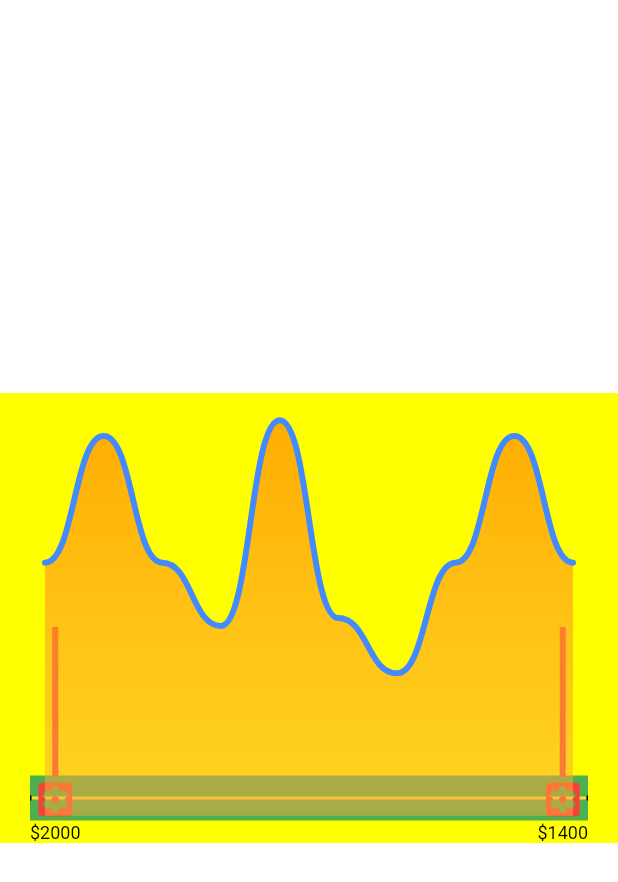
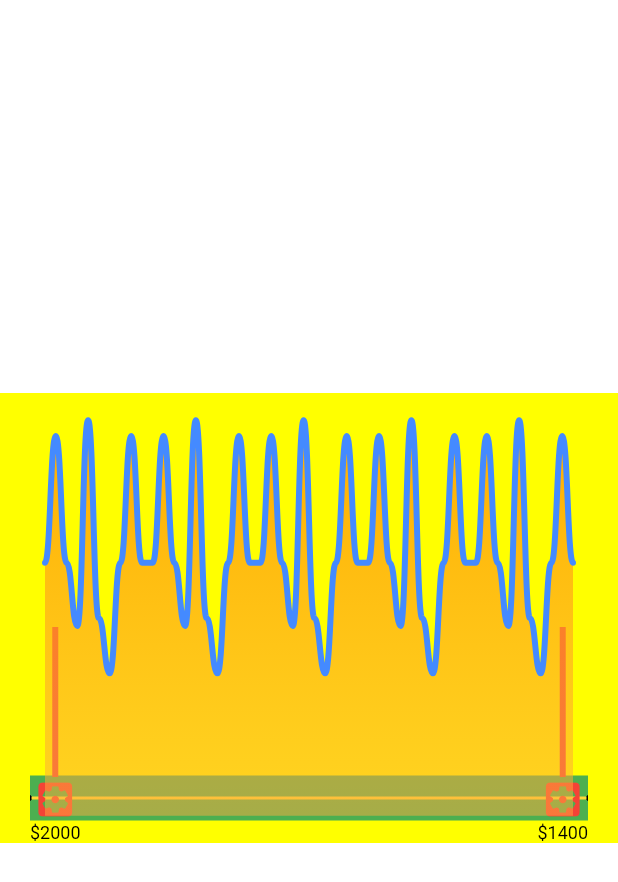
Before and after one commit to bladeofgod/mock_airbnb_price_picker, a Flutter app: the screen it shows after launch, after a tap on "combine demo", on a phone screen of 412 x 824 dp. Shown: the top 882 px of the screen. Run offline on Flutter 3.47's test engine with Material 2 defaults, Android fonts, the phone set to English and light mode, and no system bars.

Commit message:
all done

```diff
--- a/lib/combine_demo/own_demo/airbnb_price_picker.dart
+++ b/lib/combine_demo/own_demo/airbnb_price_picker.dart
@@ -61,6 +61,8 @@ class AirbnbPricePickerState extends State<AirbnbPricePicker> {
         Colors.orange.withOpacity(0.8),
         Colors.orangeAccent.withOpacity(0.5)
       ],
+      leftValue: 0.35,
+      rightValue: 0.55,
     );
 
     return Container(
--- a/lib/combine_demo/own_demo/painter/curve_line_chart_painter.dart
+++ b/lib/combine_demo/own_demo/painter/curve_line_chart_painter.dart
@@ -118,6 +118,7 @@ class CurveLineChartPainter extends BasePainter{
       double endExtr = list[i].length * (rightValue);//右侧取值用ratio进行缩小
       var extractPath =
       list[i].extractPath(startExtr, endExtr , startWithMoveTo: true);
+      //extractPath.getBounds()
       linePath.addPath(extractPath, Offset(0, 0));
       shadowPath = extractPath;
     }
--- a/lib/combine_page.dart
+++ b/lib/combine_page.dart
@@ -6,6 +6,7 @@
 
 import 'package:flutter/material.dart';
 import 'package:flutter_slider_demo/combine_demo/own_demo/price_slider/price_slier_widget.dart';
+import 'package:flutter_slider_demo/fake_data.dart';
 
 import 'combine_demo/own_demo/airbnb_price_picker.dart';
 import 'combine_demo/own_demo/curve_chart_line.dart';
@@ -22,18 +23,18 @@ class CombinePage extends StatefulWidget{
 
 class CombinePageState extends State<CombinePage> {
 
-  var dataList = [
-    ChartBean(x: "\$2000", y: 32),
-    ChartBean(x: "\$1100", y: 48),
-    ChartBean(x: "\$1400", y: 32),
-    ChartBean(x: "\$500", y: 24),
-    ChartBean(x: "\$800", y: 50),
-    ChartBean(x: "\$1800", y: 25),
-    ChartBean(x: "\$1200", y: 18),
-    ChartBean(x: "\$2000", y: 32),
-    ChartBean(x: "\$1100", y: 48),
-    ChartBean(x: "\$1400", y: 32),
-  ];
+//  var dataList = [
+//    ChartBean(x: "\$2000", y: 32),
+//    ChartBean(x: "\$1100", y: 48),
+//    ChartBean(x: "\$1400", y: 32),
+//    ChartBean(x: "\$500", y: 24),
+//    ChartBean(x: "\$800", y: 50),
+//    ChartBean(x: "\$1800", y: 25),
+//    ChartBean(x: "\$1200", y: 18),
+//    ChartBean(x: "\$2000", y: 32),
+//    ChartBean(x: "\$1100", y: 48),
+//    ChartBean(x: "\$1400", y: 32),
+//  ];
 
   //默认左右截取位置
   double leftValue =0,
@@ -41,7 +42,7 @@ class CombinePageState extends State<CombinePage> {
 
   @override
   Widget build(BuildContext context) {
-
+    //dataList = FakeData.listLong;
     return Material(
       child: Container(
         color: Colors.white,
@@ -49,11 +50,11 @@ class CombinePageState extends State<CombinePage> {
           alignment: AlignmentDirectional.center,
           children: <Widget>[
             PriceSliderWidget(
-              list:dataList ,
+              list:FakeData.listLong ,
               rootHeight: 300,
               leftSlidListener: (isDragging,leftIndex){
                 ///left
-                leftValue = leftIndex/ dataList.length;
+                leftValue = leftIndex/ FakeData.listLong.length;
                 print("left index : $leftIndex ___ ratio : $leftValue");
                 setState(() {
 
@@ -61,7 +62,7 @@ class CombinePageState extends State<CombinePage> {
               },
               rightSlidListener: (isDragging,rightIndex){
                 ///right
-                rightValue = (dataList.length - rightIndex) / dataList.length;
+                rightValue = (FakeData.listLong.length - rightIndex) / FakeData.listLong.length;
                 print("right index : $rightIndex ___ ratio : $rightValue");
                 setState(() {
 
@@ -80,19 +81,7 @@ class CombinePageState extends State<CombinePage> {
     var curveChartLine = CurveChartLine(
       //金额500-2000
       //房屋数量10-50
-      chartBeans: [
-        ChartBean(x: "\$2000", y: 32),
-        ChartBean(x: "\$1100", y: 48),
-        ChartBean(x: "\$1400", y: 32),
-        ChartBean(x: "\$500", y: 24),
-        ChartBean(x: "\$800", y: 50),
-        ChartBean(x: "\$1800", y: 25),
-        ChartBean(x: "\$1200", y: 18),
-        ChartBean(x: "\$2000", y: 32),
-        ChartBean(x: "\$1100", y: 48),
-        ChartBean(x: "\$1400", y: 32),
-
-      ],
+      chartBeans: FakeData.listLong,
       //整个图表的宽高。
       size: Size(MediaQuery.of(context).size.width,
           MediaQuery.of(context).size.height / 5 * 1.6),
--- /dev/null
+++ b/lib/fake_data.dart
@@ -0,0 +1,82 @@
+/*
+* Author : LiJiqqi
+* Date : 2020/3/13
+*/
+
+
+
+import 'package:flutter_slider_demo/combine_demo/view/chart_bean.dart';
+
+class FakeData{
+
+
+
+  static List<ChartBean> list = [
+  ChartBean(x: "\$2000", y: 32),
+  ChartBean(x: "\$1100", y: 48),
+  ChartBean(x: "\$1400", y: 32),
+  ChartBean(x: "\$500", y: 24),
+  ChartBean(x: "\$800", y: 50),
+  ChartBean(x: "\$1800", y: 25),
+  ChartBean(x: "\$1200", y: 18),
+  ChartBean(x: "\$2000", y: 32),
+  ChartBean(x: "\$1100", y: 48),
+  ChartBean(x: "\$1400", y: 32),
+
+  ];
+
+  static List<ChartBean> listLong = [
+    ChartBean(x: "\$2000", y: 32),
+    ChartBean(x: "\$1100", y: 48),
+    ChartBean(x: "\$1400", y: 32),
+    ChartBean(x: "\$500", y: 24),
+    ChartBean(x: "\$800", y: 50),
+    ChartBean(x: "\$1800", y: 25),
+    ChartBean(x: "\$1200", y: 18),
+    ChartBean(x: "\$2000", y: 32),
+    ChartBean(x: "\$1100", y: 48),
+    ChartBean(x: "\$1400", y: 32),
+    ChartBean(x: "\$2000", y: 32),
+    ChartBean(x: "\$1100", y: 48),
+    ChartBean(x: "\$1400", y: 32),
+    ChartBean(x: "\$500", y: 24),
+    ChartBean(x: "\$800", y: 50),
+    ChartBean(x: "\$1800", y: 25),
+    ChartBean(x: "\$1200", y: 18),
+    ChartBean(x: "\$2000", y: 32),
+    ChartBean(x: "\$1100", y: 48),
+    ChartBean(x: "\$1400", y: 32),
+    ChartBean(x: "\$2000", y: 32),
+    ChartBean(x: "\$1100", y: 48),
+    ChartBean(x: "\$1400", y: 32),
+    ChartBean(x: "\$500", y: 24),
+    ChartBean(x: "\$800", y: 50),
+    ChartBean(x: "\$1800", y: 25),
+    ChartBean(x: "\$1200", y: 18),
+    ChartBean(x: "\$2000", y: 32),
+    ChartBean(x: "\$1100", y: 48),
+    ChartBean(x: "\$1400", y: 32),
+    ChartBean(x: "\$2000", y: 32),
+    ChartBean(x: "\$1100", y: 48),
+    ChartBean(x: "\$1400", y: 32),
+    ChartBean(x: "\$500", y: 24),
+    ChartBean(x: "\$800", y: 50),
+    ChartBean(x: "\$1800", y: 25),
+    ChartBean(x: "\$1200", y: 18),
+    ChartBean(x: "\$2000", y: 32),
+    ChartBean(x: "\$1100", y: 48),
+    ChartBean(x: "\$1400", y: 32),
+    ChartBean(x: "\$2000", y: 32),
+    ChartBean(x: "\$1100", y: 48),
+    ChartBean(x: "\$1400", y: 32),
+    ChartBean(x: "\$500", y: 24),
+    ChartBean(x: "\$800", y: 50),
+    ChartBean(x: "\$1800", y: 25),
+    ChartBean(x: "\$1200", y: 18),
+    ChartBean(x: "\$2000", y: 32),
+    ChartBean(x: "\$1100", y: 48),
+    ChartBean(x: "\$1400", y: 32),
+
+  ];
+
+}
```
